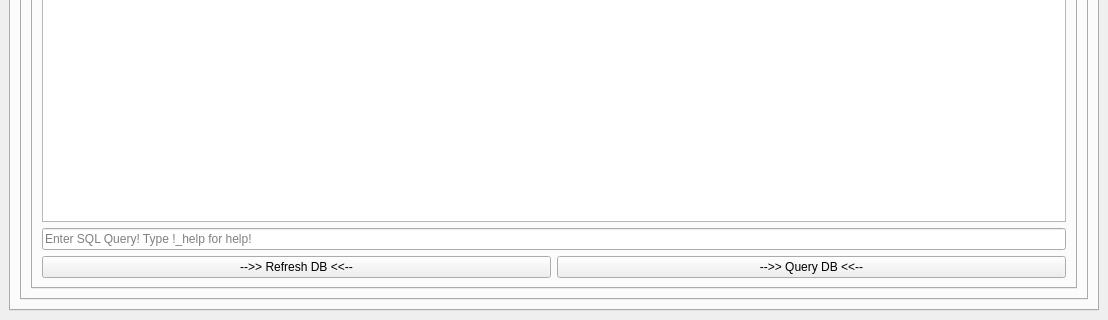
ryanq47/WhisperNet, file gui.ui: the form before one commit; both pictures show x 0 to 1108 and y 530 to 850 of the 1108 by 850 pixel window.
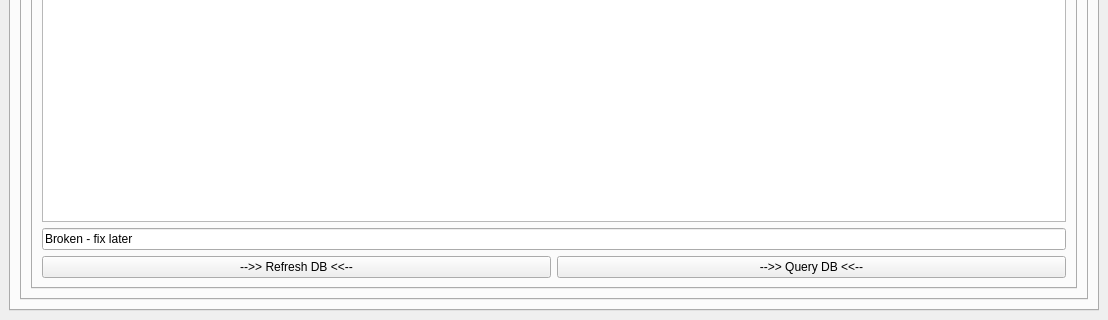
The form after the commit. Icons and pictures are not drawn.

Commit message: Furthered some more DB stuff with the bruteforce module

Diff of the .ui file:
```diff
--- a/gui.ui
+++ b/gui.ui
@@ -2373,7 +2373,7 @@
                 <item row="1" column="0" colspan="2">
                  <widget class="QLineEdit" name="DB_Query_scanning_bruteforce">
                   <property name="text">
-                   <string/>
+                   <string>Broken - fix later</string>
                   </property>
                   <property name="placeholderText">
                    <string>Enter SQL Query! Type !_help for help! </string>
```
The commit also changes 1 other file.
